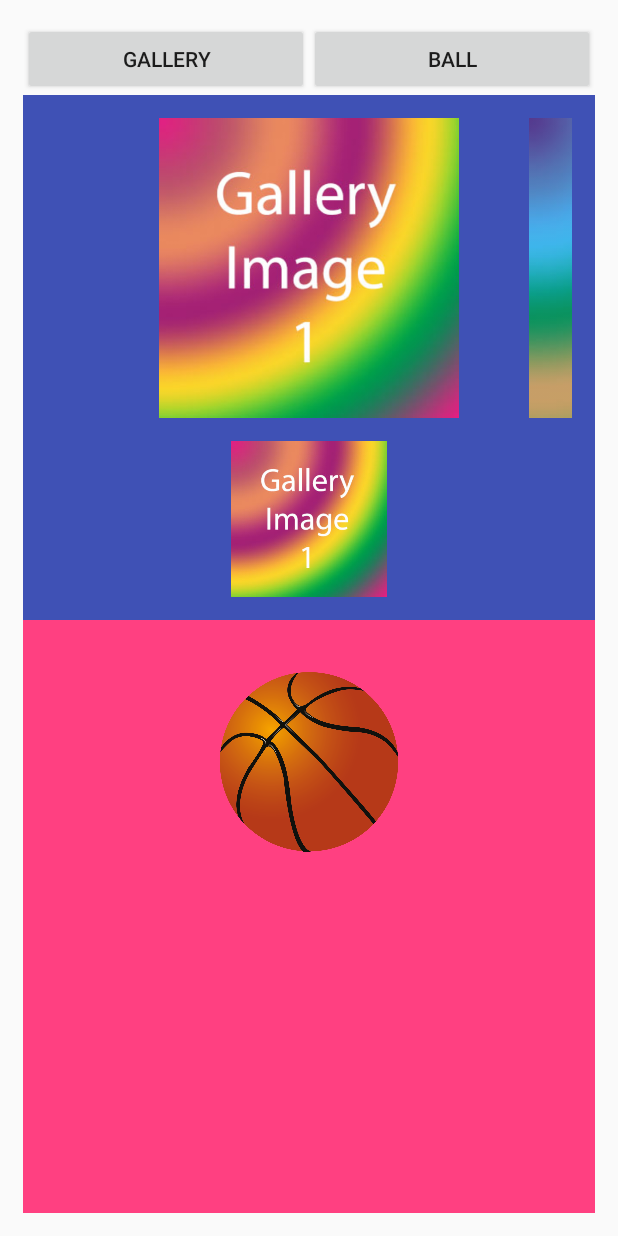
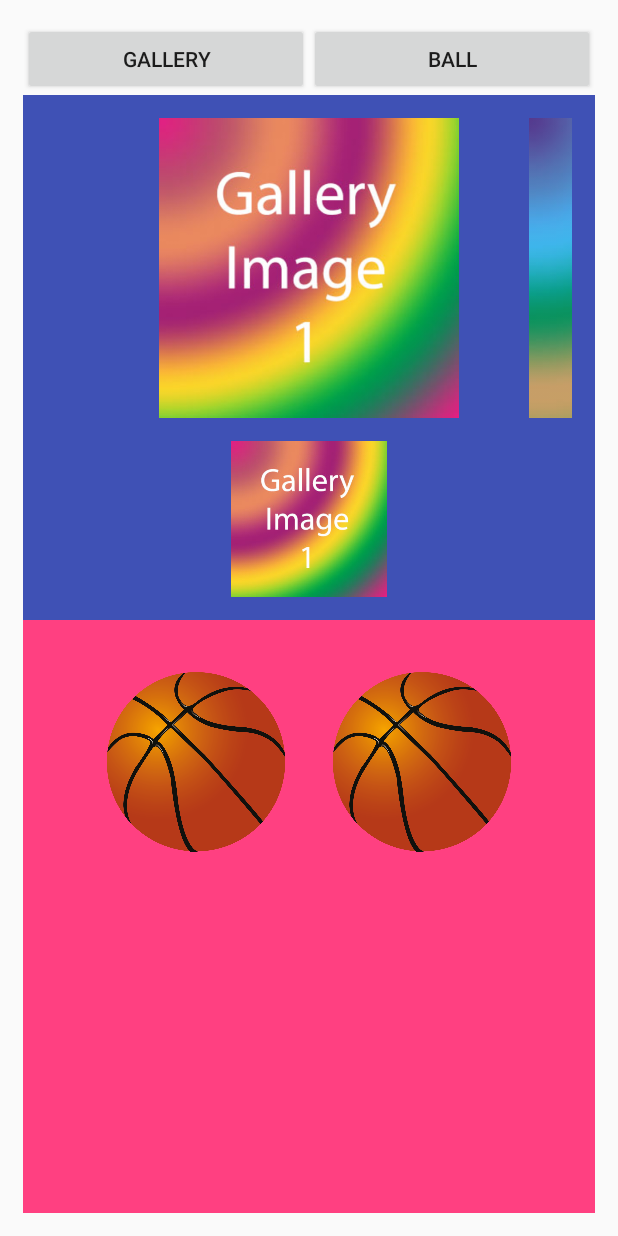
Before and after one commit to dima-shm/Software-Security-Mobile-Systems-Labs, an Android app: the screen it shows after launch (MainActivity), on a phone screen of 412 x 824 dp. Run offline under Robolectric (Android 15) with nearby library versions, the phone set to English and light mode, and no system bars.

Commit message:
Update Lab_16

```diff
--- a/Lab_15/app/build.gradle
+++ b/Lab_15/app/build.gradle
@@ -21,6 +21,7 @@ android {
 dependencies {
     implementation fileTree(dir: 'libs', include: ['*.jar'])
     implementation 'com.android.support:appcompat-v7:26.1.0'
+    compile 'com.android.support:support-annotations:27.1.1'
     implementation 'com.android.support.constraint:constraint-layout:1.1.0'
     testImplementation 'junit:junit:4.12'
     androidTestImplementation 'com.android.support.test:runner:1.0.2'
--- a/Lab_16/app/src/main/java/com/shm/dim/lab_16/BallFragment.java
+++ b/Lab_16/app/src/main/java/com/shm/dim/lab_16/BallFragment.java
@@ -1,5 +1,6 @@
 package com.shm.dim.lab_16;
 
+import android.animation.AnimatorSet;
 import android.animation.ObjectAnimator;
 import android.annotation.SuppressLint;
 import android.app.Fragment;
@@ -15,9 +16,8 @@ import java.util.concurrent.TimeUnit;
 
 public class BallFragment extends Fragment {
 
-    TextView mTimer;
-    ImageView mImage;
-
+    private TextView mTimer;
+    private ImageView mImage1, mImage2;
     public BallFragment() {
 
     }
@@ -28,23 +28,20 @@ public class BallFragment extends Fragment {
         View view = inflater.inflate(R.layout.fragment_ball, container, false);
 
         mTimer = view.findViewById(R.id.timer);
-        mImage = view.findViewById(R.id.image);
+        mImage1 = view.findViewById(R.id.image_1);
+        mImage2 = view.findViewById(R.id.image_2);
 
-        startTimer();
-
-        ObjectAnimator animation1 = new ObjectAnimator()
-                .ofFloat(mImage, "rotation", 0f, 360f)
-                .setDuration(3000);
-        animation1.start();
+        startAnimation(3000);
+        startTimer(3000, 1000);
 
         return view;
     }
 
-    private void startTimer() {
+    private void startTimer(int duration, int step) {
 
         final String FORMAT = "%02d:%02d:%02d";
 
-        new CountDownTimer(3000, 1000) {
+        new CountDownTimer(duration, step) {
             @SuppressLint("DefaultLocale")
             public void onTick(long millisUntilFinished) {
                 mTimer.setText(String.format(FORMAT,
@@ -58,4 +55,17 @@ public class BallFragment extends Fragment {
             }
         }.start();
     }
+
+    private void startAnimation(int duration) {
+        ObjectAnimator animation1 = new ObjectAnimator()
+                .ofFloat(mImage1, "rotation", 0f, 360f)
+                .setDuration(duration);
+        ObjectAnimator animation2 = new ObjectAnimator()
+                .ofFloat(mImage2, "rotation", 360f, 0f)
+                .setDuration(duration);
+
+        AnimatorSet animatorSet = new AnimatorSet();
+        animatorSet.playTogether(animation1, animation2);
+        animatorSet.start();
+    }
 }
--- a/Lab_16/app/src/main/res/layout/fragment_ball.xml
+++ b/Lab_16/app/src/main/res/layout/fragment_ball.xml
@@ -15,13 +15,26 @@
             android:layout_width="match_parent"
             android:layout_height="wrap_content" />
 
-        <ImageView android:id="@+id/image"
-            android:layout_width="120dp"
-            android:layout_height="120dp"
+        <LinearLayout
+            android:layout_width="wrap_content"
+            android:layout_height="wrap_content"
             android:layout_centerHorizontal="true"
-            android:layout_centerVertical="true"
-            android:src="@drawable/ball"
-            android:layout_below="@id/timer"/>
+            android:orientation="horizontal"
+            android:layout_below="@id/timer">
+
+            <ImageView android:id="@+id/image_1"
+                android:layout_width="120dp"
+                android:layout_height="120dp"
+                android:layout_marginEnd="15dp"
+                android:src="@drawable/ball" />
+
+            <ImageView android:id="@+id/image_2"
+                android:layout_width="120dp"
+                android:layout_height="120dp"
+                android:layout_marginStart="15dp"
+                android:src="@drawable/ball" />
+
+        </LinearLayout>
 
     </RelativeLayout>
 
```
